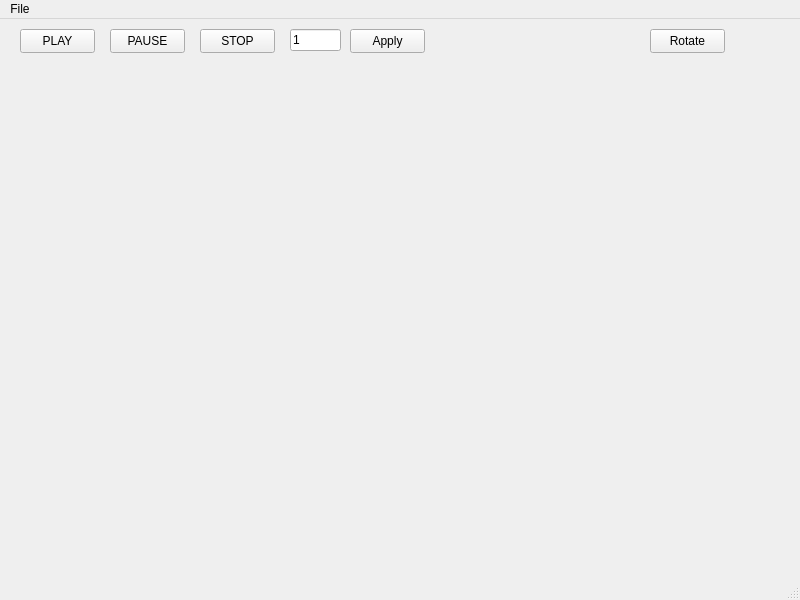
Qt form mainwindow.ui (faddeyca/video-converter) before a commit.
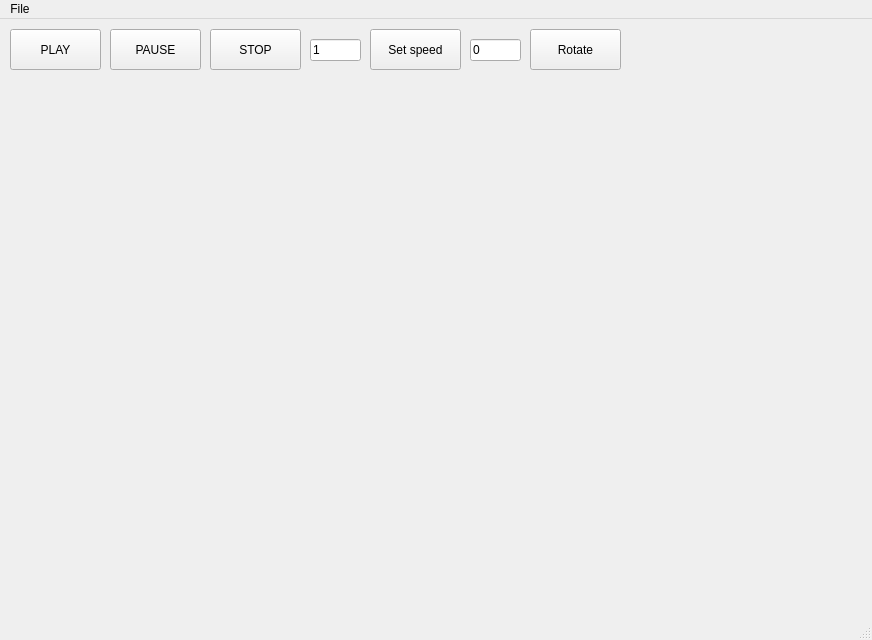
The same form after that commit.

The edit to the form file:
```diff
--- a/mainwindow.ui
+++ b/mainwindow.ui
@@ -6,8 +6,8 @@
    <rect>
     <x>0</x>
     <y>0</y>
-    <width>800</width>
-    <height>600</height>
+    <width>872</width>
+    <height>640</height>
    </rect>
   </property>
   <property name="windowTitle">
@@ -17,20 +17,23 @@
    <widget class="QWidget" name="videoWidget" native="true">
     <property name="geometry">
      <rect>
-      <x>20</x>
-      <y>40</y>
-      <width>761</width>
-      <height>461</height>
+      <x>10</x>
+      <y>80</y>
+      <width>851</width>
+      <height>511</height>
      </rect>
     </property>
    </widget>
    <widget class="QPushButton" name="playButton">
+    <property name="enabled">
+     <bool>true</bool>
+    </property>
     <property name="geometry">
      <rect>
-      <x>20</x>
+      <x>10</x>
       <y>10</y>
-      <width>75</width>
-      <height>24</height>
+      <width>91</width>
+      <height>41</height>
      </rect>
     </property>
     <property name="text">
@@ -42,8 +45,8 @@
      <rect>
       <x>110</x>
       <y>10</y>
-      <width>75</width>
-      <height>24</height>
+      <width>91</width>
+      <height>41</height>
      </rect>
     </property>
     <property name="text">
@@ -53,10 +56,10 @@
    <widget class="QPushButton" name="stopButton">
     <property name="geometry">
      <rect>
-      <x>200</x>
+      <x>210</x>
       <y>10</y>
-      <width>75</width>
-      <height>24</height>
+      <width>91</width>
+      <height>41</height>
      </rect>
     </property>
     <property name="text">
@@ -66,10 +69,10 @@
    <widget class="QPushButton" name="rotateButton">
     <property name="geometry">
      <rect>
-      <x>650</x>
+      <x>530</x>
       <y>10</y>
-      <width>75</width>
-      <height>24</height>
+      <width>91</width>
+      <height>41</height>
      </rect>
     </property>
     <property name="text">
@@ -79,8 +82,8 @@
    <widget class="QLineEdit" name="speedEdit">
     <property name="geometry">
      <rect>
-      <x>290</x>
-      <y>10</y>
+      <x>310</x>
+      <y>20</y>
       <width>51</width>
       <height>22</height>
      </rect>
@@ -92,14 +95,30 @@
    <widget class="QPushButton" name="speedApplyButton">
     <property name="geometry">
      <rect>
-      <x>350</x>
+      <x>370</x>
       <y>10</y>
-      <width>75</width>
-      <height>24</height>
+      <width>91</width>
+      <height>41</height>
      </rect>
     </property>
     <property name="text">
-     <string>Apply</string>
+     <string>Set speed</string>
+    </property>
+   </widget>
+   <widget class="QLineEdit" name="rotateEdit">
+    <property name="enabled">
+     <bool>true</bool>
+    </property>
+    <property name="geometry">
+     <rect>
+      <x>470</x>
+      <y>20</y>
+      <width>51</width>
+      <height>22</height>
+     </rect>
+    </property>
+    <property name="text">
+     <string>0</string>
     </property>
    </widget>
   </widget>
@@ -108,7 +127,7 @@
     <rect>
      <x>0</x>
      <y>0</y>
-     <width>800</width>
+     <width>872</width>
      <height>22</height>
     </rect>
    </property>
```
